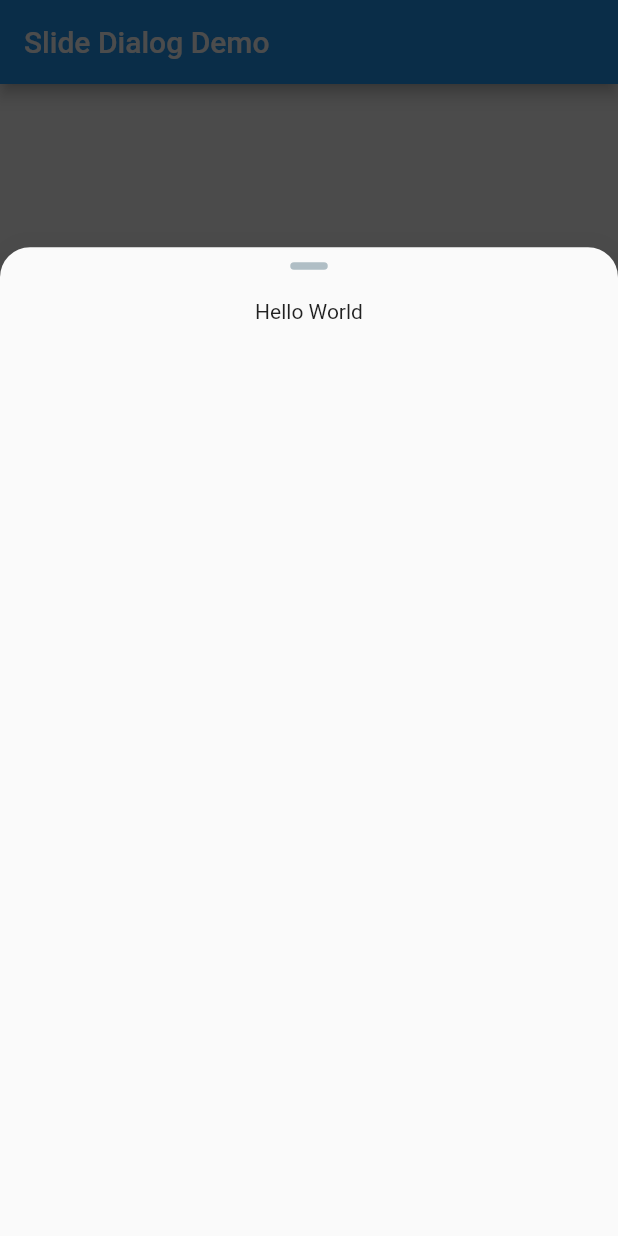
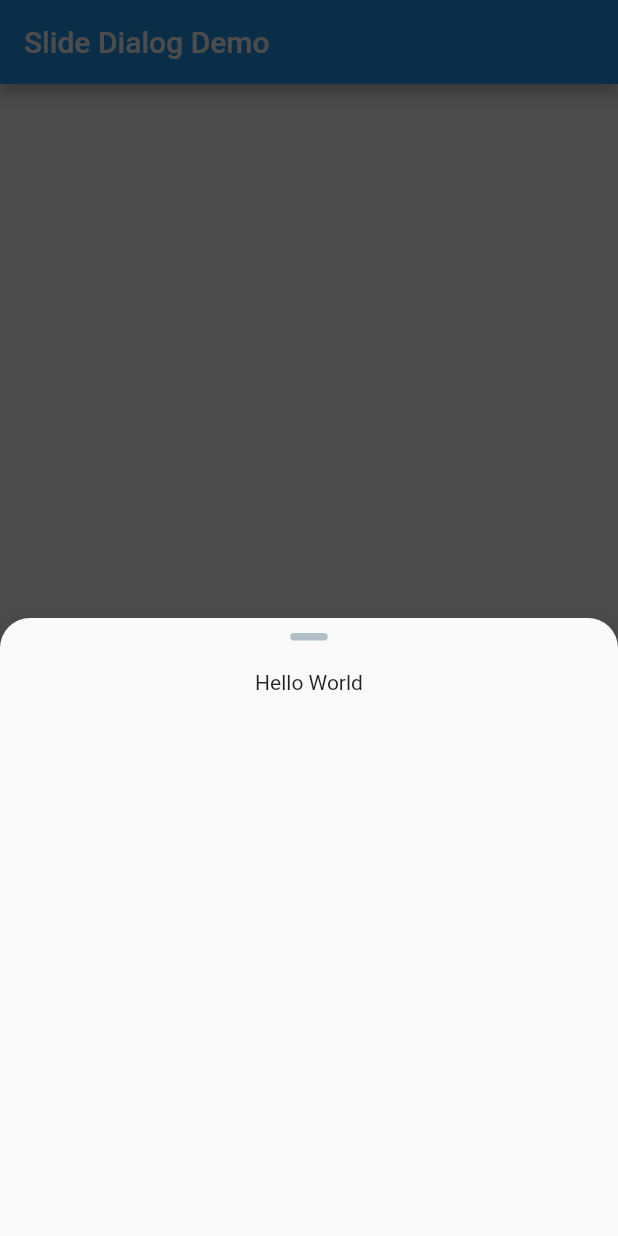
Before and after one commit to dhimasdewanto/slide_popup_dialog, a Flutter app: the screen it shows after launch, after a tap on "Press to open dialog", on a phone screen of 412 x 824 dp. Run offline on Flutter 3.47's test engine with Material 2 defaults, Android fonts, the phone set to English and light mode, and no system bars.

Commit message:
Add an ability to specify the height of the popup

```diff
--- a/example/lib/main.dart
+++ b/example/lib/main.dart
@@ -45,6 +45,7 @@ class _MyHomePageState extends State<MyHomePage> {
       // barrierColor: Colors.white.withOpacity(0.7),
       // pillColor: Colors.red,
       // backgroundColor: Colors.yellow,
+      //childHeight: 600,
     );
   }
 }
--- a/lib/slide_dialog.dart
+++ b/lib/slide_dialog.dart
@@ -4,6 +4,7 @@ import './pill_gesture.dart';
 
 class SlideDialog extends StatefulWidget {
   final Widget child;
+  final double childHeight;
   final Color backgroundColor;
   final Color pillColor;
 
@@ -11,6 +12,7 @@ class SlideDialog extends StatefulWidget {
     @required this.child,
     @required this.pillColor,
     @required this.backgroundColor,
+    this.childHeight
   });
 
   @override
@@ -28,7 +30,7 @@ class _SlideDialogState extends State<SlideDialog> {
 
     return AnimatedPadding(
       padding: MediaQuery.of(context).viewInsets +
-          EdgeInsets.only(top: deviceHeight / 5.0 + _currentPosition),
+          EdgeInsets.only(top: deviceHeight - (widget.childHeight ?? (deviceHeight / 2)) + _currentPosition),
       duration: Duration(milliseconds: 100),
       curve: Curves.decelerate,
       child: MediaQuery.removeViewInsets(
@@ -40,7 +42,7 @@ class _SlideDialogState extends State<SlideDialog> {
         child: Center(
           child: Container(
             width: deviceWidth,
-            height: deviceHeight ,
+            height: widget.childHeight ?? (deviceHeight / 2) ,
             child: Material(
               color: widget.backgroundColor ??
                   Theme.of(context).dialogBackgroundColor,
--- a/lib/slide_popup_dialog.dart
+++ b/lib/slide_popup_dialog.dart
@@ -18,6 +18,7 @@ import './slide_dialog.dart';
 Future<T> showSlideDialog<T>({
   @required BuildContext context,
   @required Widget child,
+  double childHeight,
   Color barrierColor,
   bool barrierDismissible = true,
   Duration transitionDuration = const Duration(milliseconds: 300),
@@ -26,6 +27,7 @@ Future<T> showSlideDialog<T>({
 }) {
   assert(context != null);
   assert(child != null);
+  assert(childHeight != null ? childHeight < MediaQuery.of(context).size.height : true);
 
   return showGeneralDialog(
     context: context,
@@ -41,6 +43,7 @@ Future<T> showSlideDialog<T>({
         child: Opacity(
           opacity: animation1.value,
           child: SlideDialog(
+            childHeight: childHeight,
             child: child,
             pillColor: pillColor ?? Colors.blueGrey[200],
             backgroundColor: backgroundColor ?? Theme.of(context).canvasColor,
```
